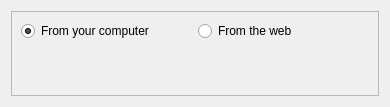
This is src/addmediadialogbase.ui in mtux/bilbo as Qt 5 draws it before an edit. The edited form follows.
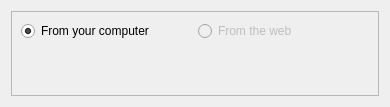
This is the edited form. Custom widgets are drawn as their Qt base class.

```diff
--- a/src/addmediadialogbase.ui
+++ b/src/addmediadialogbase.ui
@@ -18,8 +18,8 @@
   <property name="windowTitle" >
    <string>Form</string>
   </property>
-  <layout class="QGridLayout" name="gridLayout_2" >
-   <item row="0" column="0" >
+  <layout class="QVBoxLayout" name="verticalLayout" >
+   <item>
     <widget class="QFrame" name="frame" >
      <property name="frameShape" >
       <enum>QFrame::StyledPanel</enum>
@@ -40,6 +40,9 @@
       </item>
       <item row="0" column="1" >
        <widget class="QRadioButton" name="radiobtnRemoteUrl" >
+        <property name="enabled" >
+         <bool>false</bool>
+        </property>
         <property name="text" >
          <string>From the web</string>
         </property>
```
